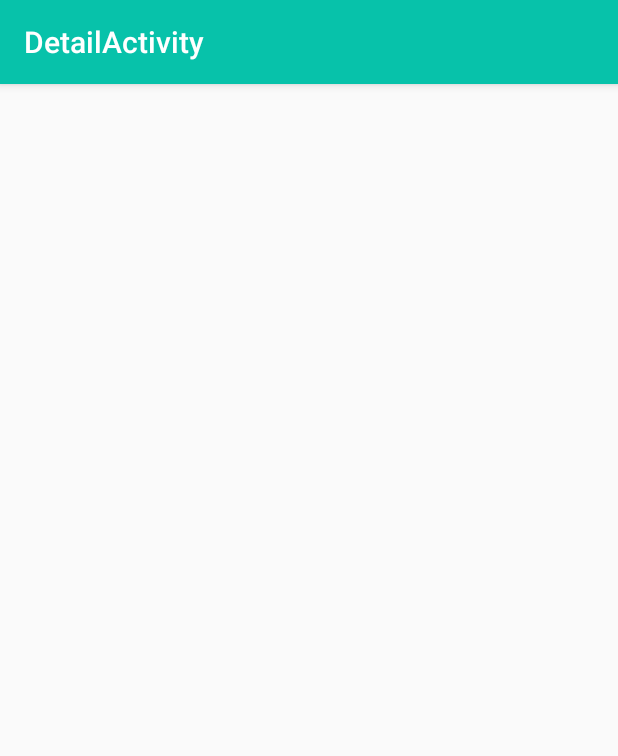
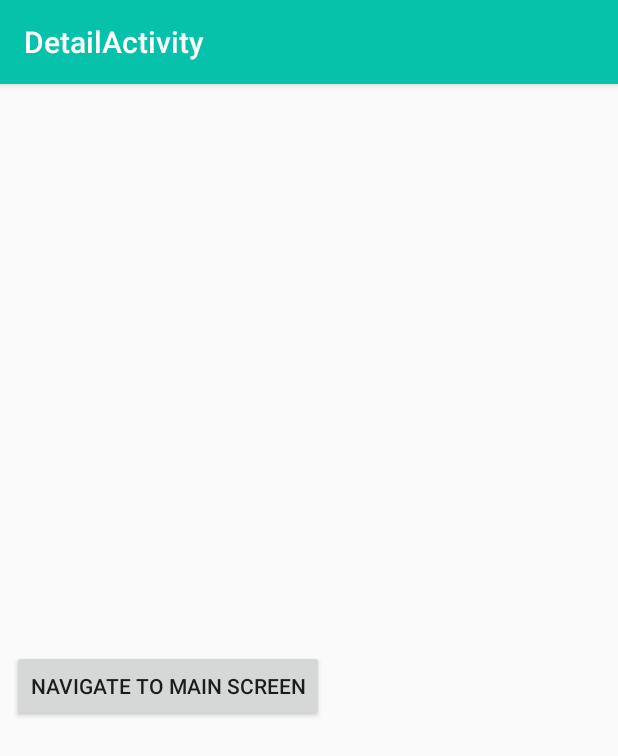
Before and after one commit to sidcgithub/Ud-Project-3, an Android app: the DetailActivity screen opened directly, with no data from a screen before it, on a phone screen of 412 x 824 dp. Shown: the top 756 px of the screen. Run offline under Robolectric (Android 15) with nearby library versions, the phone set to English and light mode, and no system bars; 2 statements that could not run were skipped.

Commit message:
Button to get back to main screen

```diff
--- a/app/src/main/java/com/udacity/DetailActivity.kt
+++ b/app/src/main/java/com/udacity/DetailActivity.kt
@@ -1,5 +1,6 @@
 package com.udacity
 
+import android.content.Intent
 import android.os.Bundle
 import android.widget.Toast
 import androidx.appcompat.app.AppCompatActivity
@@ -16,6 +17,11 @@ class DetailActivity : AppCompatActivity() {
         Toast.makeText(this,text, Toast.LENGTH_SHORT).show()
         fileTtile.text = intent.getStringExtra("Filename")
         status.text = intent.getStringExtra("Status")
+        navigateToMain.setOnClickListener {
+            val mainIntent = Intent(this, MainActivity::class.java)
+            mainIntent.addFlags(Intent.FLAG_ACTIVITY_NO_HISTORY)
+            startActivity(mainIntent)
+        }
     }
 
 }
--- a/app/src/main/res/layout/content_detail.xml
+++ b/app/src/main/res/layout/content_detail.xml
@@ -1,4 +1,5 @@
 <?xml version="1.0" encoding="utf-8"?>
+
 <androidx.constraintlayout.motion.widget.MotionLayout
     xmlns:android="http://schemas.android.com/apk/res/android"
     xmlns:app="http://schemas.android.com/apk/res-auto"
@@ -30,5 +31,10 @@
         android:layout_height="wrap_content"
         android:text=""
         android:textSize="34sp" />
+    <Button
+        android:id="@+id/navigateToMain"
+        android:layout_width="wrap_content"
+        android:layout_height="wrap_content"
+        android:text="@string/navigate_to_main_screen"/>
 </androidx.appcompat.widget.LinearLayoutCompat>
 </androidx.constraintlayout.motion.widget.MotionLayout>
--- a/app/src/main/res/values/strings.xml
+++ b/app/src/main/res/values/strings.xml
@@ -21,4 +21,5 @@
     <string name="glide_text">Glide</string>
     <string name="load_app_text">Load App</string>
     <string name="retrofit_text">Retrofit</string>
+    <string name="navigate_to_main_screen">Navigate To Main Screen</string>
 </resources>
```
